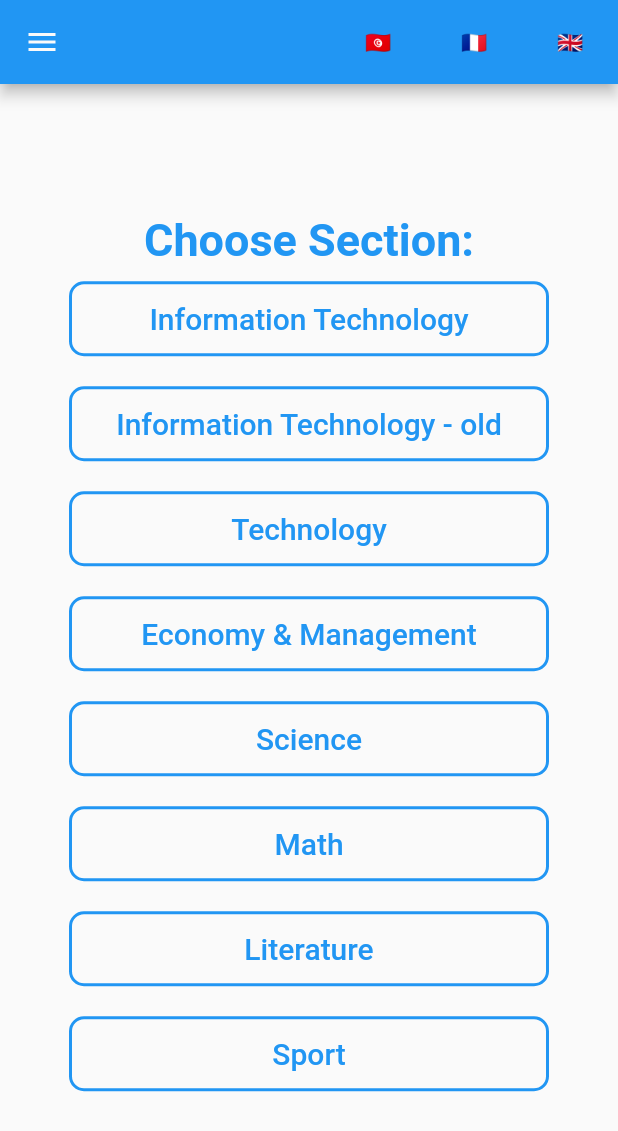
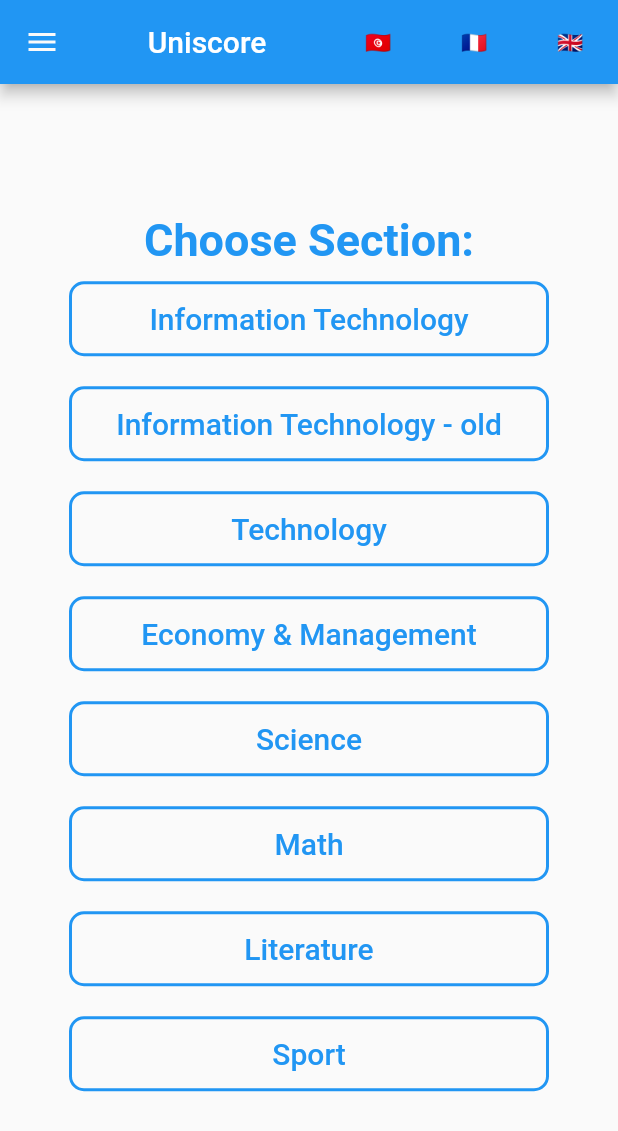
Before and after one commit to Stem-LG/uniscore, a Flutter app: the screen it shows after launch, on a phone screen of 412 x 824 dp. Shown: the top 1131 px of the screen. Run offline on Flutter 3.47's test engine with Material 2 defaults, Android fonts, the phone set to English and light mode, and no system bars; our stand-ins replace flutter_svg, get; missing offline and left inert: clipboard.

Commit message:
potentially fix arabic mistake ?

```diff
--- a/lib/languages.dart
+++ b/lib/languages.dart
@@ -102,7 +102,7 @@
           "Sport-SP": "إختصاص رياضي",
           "Physical Edu": "تربية بدنية",
           "Calculate": "احسب",
-          "FG:": "الصيغة الإجمالية:",
+          "FG:": ":الصيغة الإجمالية",
           "Section: ": "الشعبة: ",
         },
       };
--- a/lib/views/calculator.dart
+++ b/lib/views/calculator.dart
@@ -376,6 +376,7 @@
         scaffoldKey: _scaffoldKey,
       ),
       appBar: AppBar(
+        title: Center(child: Text("Uniscore")),
         leading: IconButton(
           icon: SvgPicture.asset(
             "assets/icons/menu.svg",
--- a/lib/views/home.dart
+++ b/lib/views/home.dart
@@ -33,6 +33,7 @@
         ),
       )),
       appBar: AppBar(
+        title: Center(child: Text("Uniscore")),
         actions: [
           TextButton(
               onPressed: () {
```
Also changed, not shown: lib/views/components/langswitcher.dart (added).
